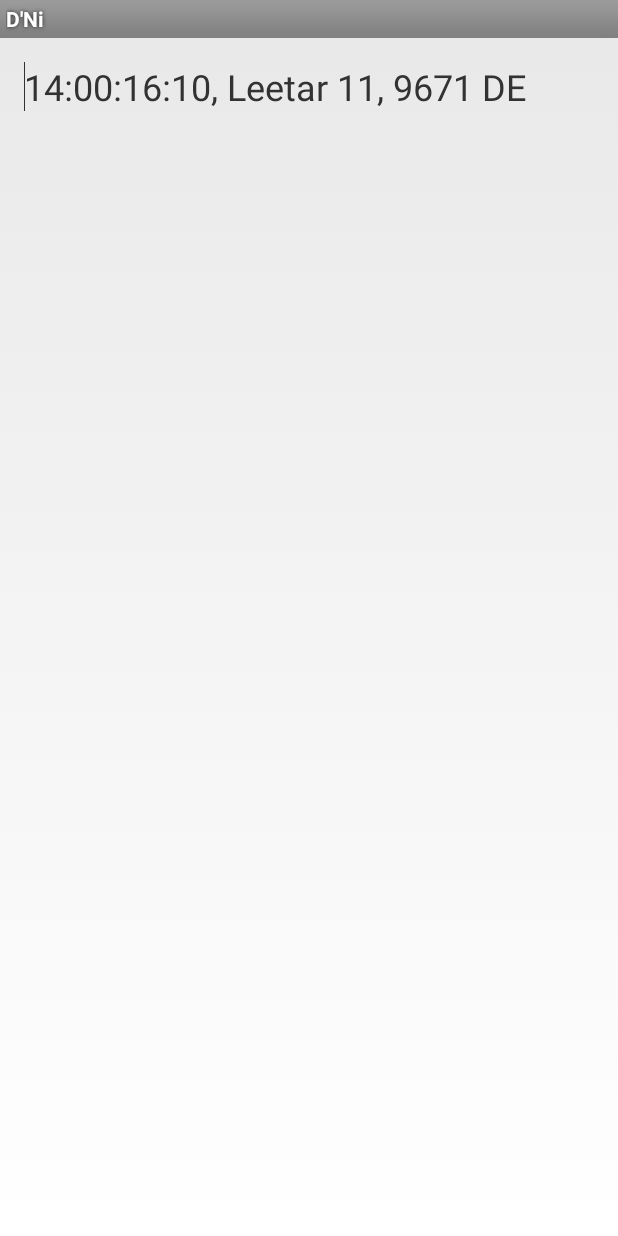
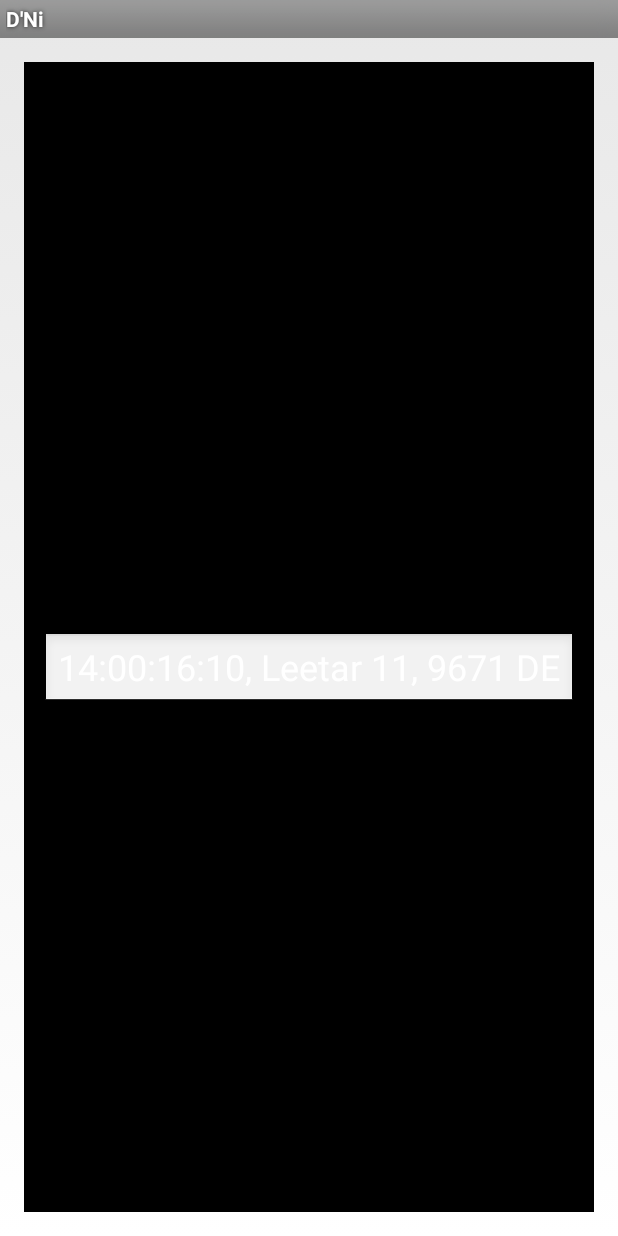
Before and after one commit to Fitzbattleaxe/DNi, an Android app: the first screen one second after launch (Watch), on a phone screen of 412 x 824 dp. Run offline under Robolectric (Android 15) with nearby library versions, the phone set to English and light mode, and no system bars.

Commit message:
Start thinking about the clock, and how the layout will work.

```diff
--- a/app/src/main/java/com/dane/dni/DniDateTime.java
+++ b/app/src/main/java/com/dane/dni/DniDateTime.java
@@ -26,6 +26,16 @@ public class DniDateTime {
             "Leevotar",
             "Leenovoo"
     };
+
+    enum Unit {
+        HAHR,
+        VAILEE,
+        YAHR,
+        PAHRTAHVO,
+        TAHVO,
+        GORAHN,
+        PRORAHN
+    }
 
     private boolean isTimeSet;
 
--- /dev/null
+++ b/app/src/main/java/com/dane/dni/HandView.java
@@ -0,0 +1,24 @@
+package com.dane.dni;
+
+import android.content.Context;
+import android.view.View;
+
+/**
+ * Created by Dane on 8/22/2015.
+ */
+public class HandView extends View {
+
+    private int radius;
+    private DniDateTime.Unit unit;
+    private DniDateTime dniDateTime;
+
+    public HandView(Context context, DniDateTime.Unit unit) {
+        super(context);
+        this.unit = unit;
+        radius = 0;
+    }
+
+    public void setDniDateTime(DniDateTime dniDateTime) {
+        this.dniDateTime = dniDateTime;
+    }
+}
--- /dev/null
+++ b/app/src/main/java/com/dane/dni/PolarView.java
@@ -0,0 +1,55 @@
+package com.dane.dni;
+
+import android.content.Context;
+import android.util.AttributeSet;
+import android.view.View;
+import android.widget.RelativeLayout;
+
+import java.util.HashMap;
+import java.util.List;
+import java.util.Map;
+
+/**
+ * Created by Dane on 8/21/2015.
+ */
+public class PolarView extends RelativeLayout {
+
+    private Map<DniDateTime.Unit, HandView> hands;
+
+
+    public PolarView(Context context, AttributeSet attrs) {
+        super(context, attrs);
+        addHands();
+    }
+
+    public PolarView(Context context, AttributeSet attrs, int defStyleAttr) {
+        super(context, attrs, defStyleAttr);
+        addHands();
+    }
+
+    private void addHands() {
+        hands = new HashMap<DniDateTime.Unit, HandView>();
+        for (DniDateTime.Unit unit : DniDateTime.Unit.values()) {
+            HandView handView = new HandView(this.getContext(), unit);
+            RelativeLayout.LayoutParams layoutParams = new RelativeLayout.LayoutParams(
+                    LayoutParams.WRAP_CONTENT,
+                    LayoutParams.WRAP_CONTENT);
+            layoutParams.addRule(RelativeLayout.CENTER_IN_PARENT);
+            handView.setLayoutParams(layoutParams);
+            this.addView(handView);
+            hands.put(unit, handView);
+        }
+    }
+
+    public void addClock(DniDateTime dniDateTime) {
+        for (HandView handView : hands.values()) {
+            handView.setDniDateTime(dniDateTime);
+        }
+    }
+
+    protected void onMeasure (int widthMeasureSpec, int heightMeasureSpec) {
+        int parentWidth = MeasureSpec.getSize(widthMeasureSpec);
+
+        setMeasuredDimension(parentWidth, Math.round(parentWidth));
+    }
+}
--- a/app/src/main/java/com/dane/dni/Watch.java
+++ b/app/src/main/java/com/dane/dni/Watch.java
@@ -15,6 +15,7 @@ public class Watch extends Activity {
 
     DniDateTime dniDateTime;
     TextView display;
+    PolarView watch;
     final Handler myHandler = new Handler();
 
     @Override
@@ -24,6 +25,7 @@ public class Watch extends Activity {
 
         dniDateTime = new DniDateTime();
         display = (TextView) findViewById(R.id.display);
+        watch = (PolarView)  findViewById(R.id.watch);
 
         Timer myTimer = new Timer();
         myTimer.schedule(new TimerTask() {
--- a/app/src/main/res/layout/activity_watch.xml
+++ b/app/src/main/res/layout/activity_watch.xml
@@ -5,15 +5,32 @@
     android:paddingTop="@dimen/activity_vertical_margin"
     android:paddingBottom="@dimen/activity_vertical_margin" tools:context=".Watch">
 
-    <TextView android:text="@string/hello_world" android:layout_width="wrap_content"
-        android:layout_height="wrap_content"
-        android:layout_alignParentEnd="true"
-        android:layout_alignParentStart="true"
-        android:textSize="24dp"
-        android:textIsSelectable="true"
+    <LinearLayout
+        android:orientation="vertical"
+        android:layout_width="fill_parent"
+        android:layout_height="match_parent"
+        android:layout_alignParentTop="true"
         android:layout_centerHorizontal="true"
-        android:textAlignment="center"
-        android:phoneNumber="true"
-        android:id="@+id/display" />
+        android:background="@android:color/background_dark">
 
+        <com.dane.dni.PolarView
+            android:layout_width="fill_parent"
+            android:layout_height="wrap_content"
+            android:id="@+id/watch"
+            android:layout_gravity="center_horizontal"
+            android:background="@android:color/background_dark" />
+
+        <EditText
+            android:layout_width="wrap_content"
+            android:layout_height="wrap_content"
+            android:id="@+id/display"
+            android:layout_gravity="center_horizontal"
+            android:textSize="24sp"
+            android:text="This is a test!"
+            android:editable="false"
+            android:inputType="none"
+            android:textColor="@android:color/white"
+            android:textAlignment="center"
+            android:singleLine="false" />
+    </LinearLayout>
 </RelativeLayout>
```
Also changed, not shown: 1 other file.
